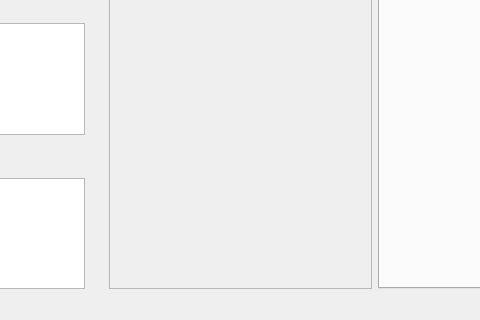
Before: the Qt Designer form src/app/ruleCreator/mainwindow.ui in Dtai/PokerbotClient, drawn with Qt 5; both pictures show x 180 to 660 and y 487 to 807 of the 829 by 807 pixel window.
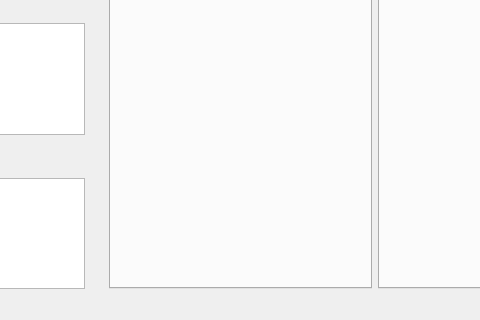
After: the same form once the commit is applied. Custom widgets are drawn as their Qt base class.

Commit message: Added tabs for the creation of rules. Every table has now its own tab for rules.

What changed in the file:
```diff
--- a/src/app/ruleCreator/mainwindow.ui
+++ b/src/app/ruleCreator/mainwindow.ui
@@ -19,24 +19,7 @@
   <widget class="QWidget" name="centralwidget">
    <layout class="QHBoxLayout" name="horizontalLayout">
     <item>
-     <widget class="QScrollArea" name="scrollArea">
-      <property name="styleSheet">
-       <string notr="true">#listSelector{ background-color: black; }</string>
-      </property>
-      <property name="widgetResizable">
-       <bool>true</bool>
-      </property>
-      <widget class="QWidget" name="widget">
-       <property name="geometry">
-        <rect>
-         <x>0</x>
-         <y>0</y>
-         <width>263</width>
-         <height>746</height>
-        </rect>
-       </property>
-      </widget>
-     </widget>
+     <widget class="QTabWidget" name="tabWidgetRules"/>
     </item>
     <item>
      <widget class="QTabWidget" name="tabWidget">
```
The commit also changes 6 other files.
